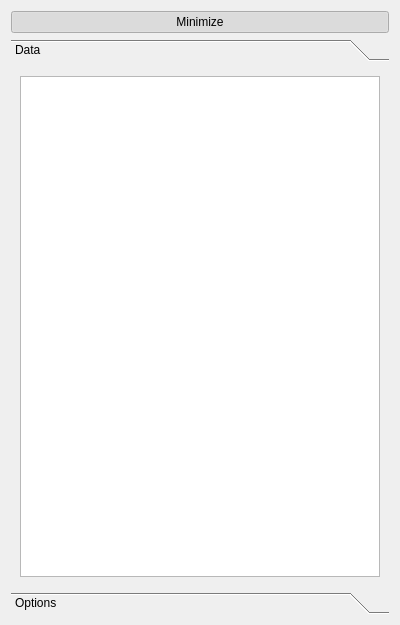
The window that MNE/disp3D/control/control3dwidget.ui (mne-tools/mne-cpp) describes before a commit, drawn with Qt 5.
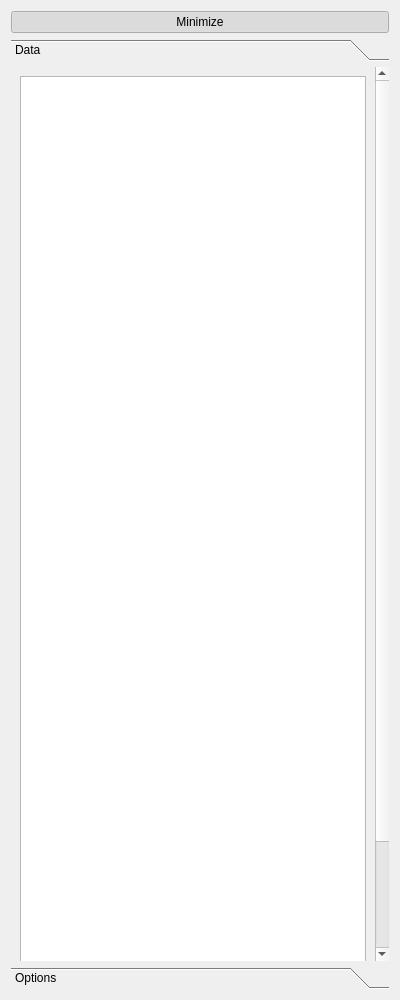
The same window after the commit.

Commit message: [MX-29] Mame 3D control widget larger

Diff of the .ui file:
```diff
--- a/MNE/disp3D/control/control3dwidget.ui
+++ b/MNE/disp3D/control/control3dwidget.ui
@@ -7,9 +7,21 @@
     <x>0</x>
     <y>0</y>
     <width>400</width>
-    <height>625</height>
+    <height>1000</height>
    </rect>
   </property>
+  <property name="sizePolicy">
+   <sizepolicy hsizetype="Expanding" vsizetype="Expanding">
+    <horstretch>0</horstretch>
+    <verstretch>0</verstretch>
+   </sizepolicy>
+  </property>
+  <property name="minimumSize">
+   <size>
+    <width>0</width>
+    <height>1000</height>
+   </size>
+  </property>
   <property name="windowTitle">
    <string>3D Control</string>
   </property>
@@ -31,6 +43,12 @@
      </item>
      <item>
       <widget class="QToolBox" name="m_toolBox">
+       <property name="sizePolicy">
+        <sizepolicy hsizetype="Expanding" vsizetype="Expanding">
+         <horstretch>0</horstretch>
+         <verstretch>0</verstretch>
+        </sizepolicy>
+       </property>
        <property name="currentIndex">
         <number>0</number>
        </property>
@@ -39,8 +57,8 @@
          <rect>
           <x>0</x>
           <y>0</y>
-          <width>380</width>
-          <height>522</height>
+          <width>363</width>
+          <height>1018</height>
          </rect>
         </property>
         <attribute name="label">
@@ -50,7 +68,7 @@
          <item row="0" column="0">
           <widget class="QTreeView" name="m_treeView_loadedData">
            <property name="sizePolicy">
-            <sizepolicy hsizetype="Preferred" vsizetype="Preferred">
+            <sizepolicy hsizetype="Expanding" vsizetype="Expanding">
              <horstretch>0</horstretch>
              <verstretch>0</verstretch>
             </sizepolicy>
@@ -58,7 +76,7 @@
            <property name="minimumSize">
             <size>
              <width>0</width>
-             <height>0</height>
+             <height>1000</height>
             </size>
            </property>
            <property name="mouseTracking">
```
Left out of the diff: 4 changed lines with no effect on the pictures.
